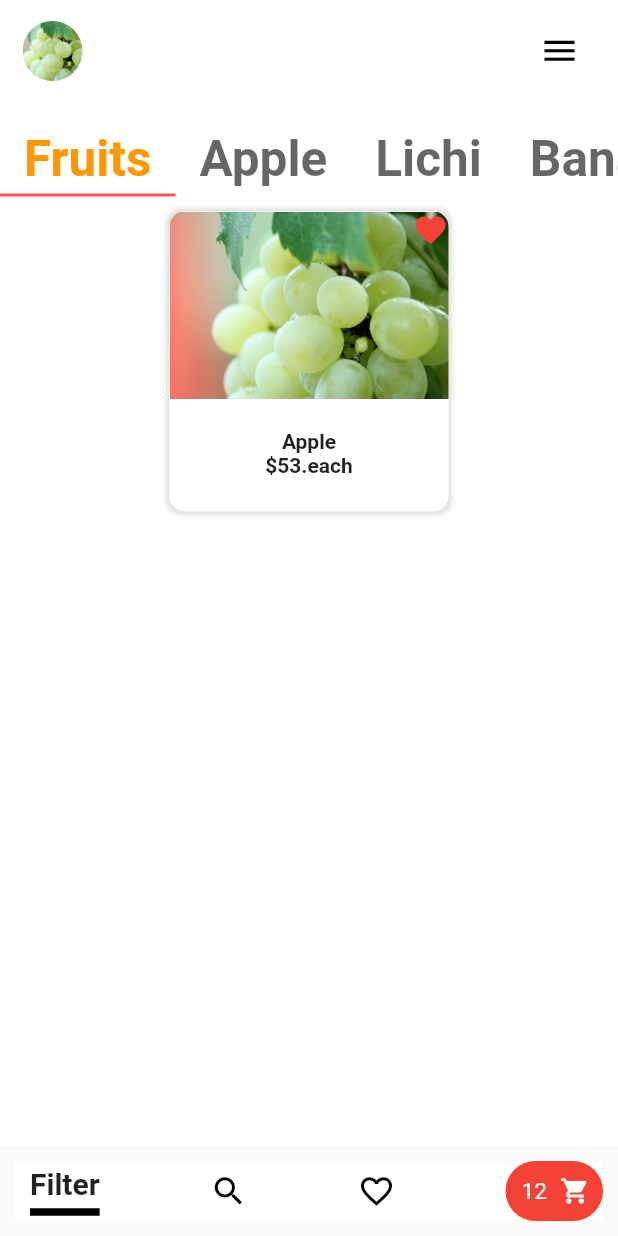
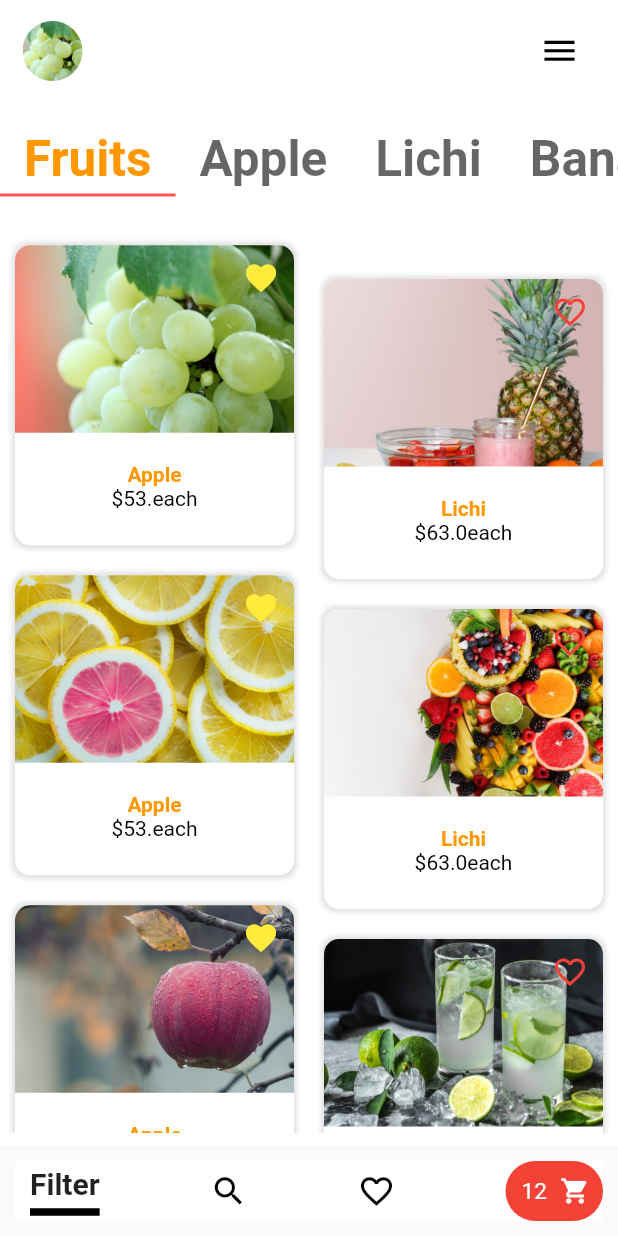
Before and after one commit to Yazdani1/Flutter-FruitsApp-UI-Design, a Flutter app: the screen it shows after launch, on a phone screen of 412 x 824 dp. Run offline on Flutter 3.47's test engine with Material 2 defaults, Android fonts, the phone set to English and light mode, and no system bars.

Commit message:
Fifth Commit

```diff
--- a/lib/FruitsPage.dart
+++ b/lib/FruitsPage.dart
@@ -18,6 +18,20 @@ class _FruitPageState extends State<FruitPage> {
             new Column(
               children: <Widget>[
                 getCard("assets/a.jpg", "Apple", "53.", true),
+                getCard("assets/b.jpg", "Apple", "53.", true),
+                getCard("assets/c.jpg", "Apple", "53.", true),
+                getCard("assets/d.jpg", "Apple", "53.", true),
+                getCard("assets/e.jpg", "Apple", "53.", true),
+              ],
+            ),
+            new Column(
+              children: <Widget>[
+                SizedBox(height:45.0),
+                getCard("assets/f.jpg", "Lichi", "63.0", false),
+                getCard("assets/g.jpg", "Lichi", "63.0", false),
+                getCard("assets/h.jpg", "Lichi", "63.0", false),
+                getCard("assets/i.jpg", "Lichi", "63.0", false),
+                getCard("assets/j.jpg", "Lichi", "63.0", false)
               ],
             )
 
@@ -60,10 +74,14 @@ class _FruitPageState extends State<FruitPage> {
                     )
                   ),
                 ),//end container
-                Align(
-                  alignment: Alignment.topRight,
-                  child: iffab ? Icon(Icons.favorite,color: Colors.red):Icon(Icons.favorite_border,color: Colors.red,),
-                )
+                Padding(
+                  padding: EdgeInsets.all(10.0),
+                  child: Align(
+                    alignment: Alignment.topRight,
+                    child: iffab ? Icon(Icons.favorite,color: Colors.yellow):Icon(Icons.favorite_border,color: Colors.red,),
+
+                  ),
+                ),//end padding
               ],
             ),//Stack end..
             SizedBox(height: 20.0,),
@@ -71,14 +89,15 @@ class _FruitPageState extends State<FruitPage> {
               name,
               style: TextStyle(
                 fontSize: 14.0,
-                fontWeight: FontWeight.bold
+                fontWeight: FontWeight.bold,
+                color: Colors.orange
               ),
             ),
             new Text(
               '\$'+price+'each',
                 style: TextStyle(
                 fontSize: 14.0,
-                fontWeight: FontWeight.bold
+                color: Colors.black
             ),
             )
           ],
```
